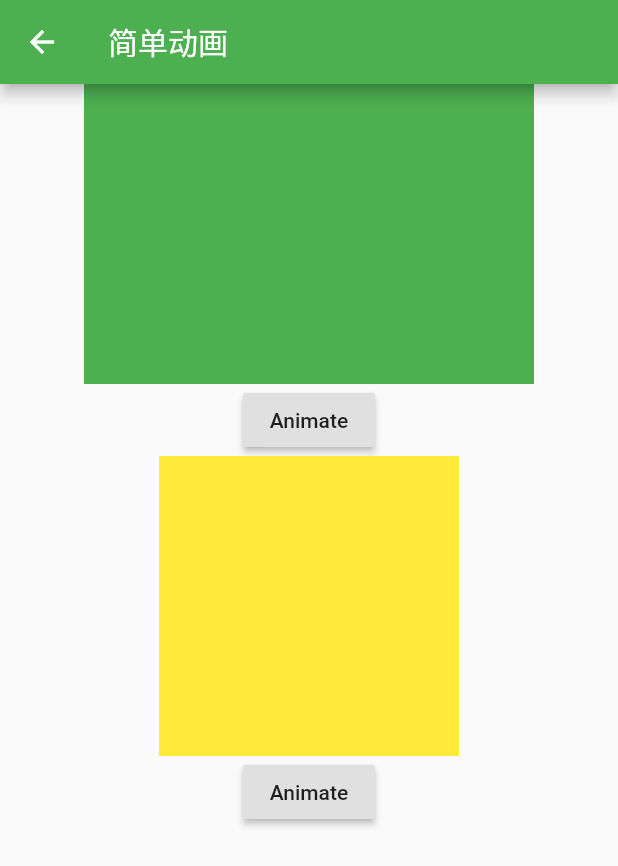
After one commit to SquarePants1991/LearnFlutter, a Flutter app: the SimpleAnimationScreen screen opened directly, after a tap on "Animate", on a phone screen of 412 x 824 dp. The commit adds this screen. Shown: the top 866 px of the screen. Run offline on Flutter 3.47's test engine with Material 2 defaults, Android fonts, the phone set to English and light mode, and no system bars.

Commit message:
animation initial

```diff
--- /dev/null
+++ b/lib/examples/simple_animation_screen.dart
@@ -0,0 +1,93 @@
+import 'package:flutter/material.dart';
+
+class SimpleAnimationScreen extends StatefulWidget {
+  @override
+  SimpleAnimationScreenState createState() => SimpleAnimationScreenState();
+}
+
+class SimpleAnimationScreenState extends State<SimpleAnimationScreen> {
+
+  var _width = 200.0;
+  var _height = 100.0;
+  var _bg = Colors.orange;
+  var _showIndex = 0;
+  @override
+  void initState() {
+    super.initState();
+
+  }
+
+  @override
+  Widget build(BuildContext context) {
+    return Scaffold(
+        appBar: AppBar(
+          title: Text("简单动画"),
+        ),
+        body:
+        Container(
+          alignment: Alignment.center,
+          child: Column(
+            children: <Widget>[
+              _buildAnimatedContainer(),
+              _buildCrossFade()
+            ],
+          ),
+        )
+    );
+  }
+
+  Widget _buildAnimatedContainer() {
+    return Column(
+      children: <Widget>[
+        AnimatedContainer(
+          duration: Duration(milliseconds: 300),
+          width: _width,
+          height: _height,
+          decoration: BoxDecoration(
+              color: _bg
+          ),
+        ),
+        RaisedButton(
+          child: Text("Animate"),
+          onPressed: () {
+            this.setState(() {
+              _width = _width == 200.0 ? 300.0 : 200.0;
+              _height = _height == 100.0 ? 200.0 : 100.0;
+              _bg = _bg == Colors.green ? Colors.orange : Colors.green;
+            });
+          },
+        )
+      ],
+    );
+  }
+
+  Widget _buildCrossFade() {
+    // 有问题
+    return
+      Column(
+        children: <Widget>[
+          AnimatedCrossFade(firstChild: Container(
+            width: 200,
+            height: 200,
+            decoration: BoxDecoration(
+                color: Colors.yellow
+            ),
+          ), secondChild: Container(
+            width: 300,
+            height: 300,
+            decoration: BoxDecoration(
+                color: Colors.deepOrange
+            ),
+          ), crossFadeState: _showIndex == 0 ? CrossFadeState.showFirst : CrossFadeState.showSecond, duration: Duration(seconds: 3)),
+          RaisedButton(
+            child: Text("Animate"),
+            onPressed: () {
+              this.setState(() {
+                _showIndex = _showIndex == 0 ? 1 : 0;
+              });
+            },
+          )
+        ],
+      );
+  }
+}
--- a/lib/main.dart
+++ b/lib/main.dart
@@ -6,6 +6,7 @@ import 'examples/basic_widget_screen.dart';
 import 'examples/bottom_navbar_screen.dart';
 import 'examples/tabbar_screen.dart';
 import 'examples/paint_screen.dart';
+import 'examples/simple_animation_screen.dart';
 
 void main() {
   return runApp(MaterialApp(
@@ -24,6 +25,7 @@ class LearnFlutter extends StatelessWidget {
   TutorialEntry(title: "BottomNavBar结构", screen: () => BottomNavBarScreen()),
   TutorialEntry(title: "TabBar结构", screen: () => TabBarScreen()),
   TutorialEntry(title: "自定义绘制", screen: () => PaintScreen()),
+  TutorialEntry(title: "简单动画", screen: () => SimpleAnimationScreen()),
   ];
 
   @override
```
